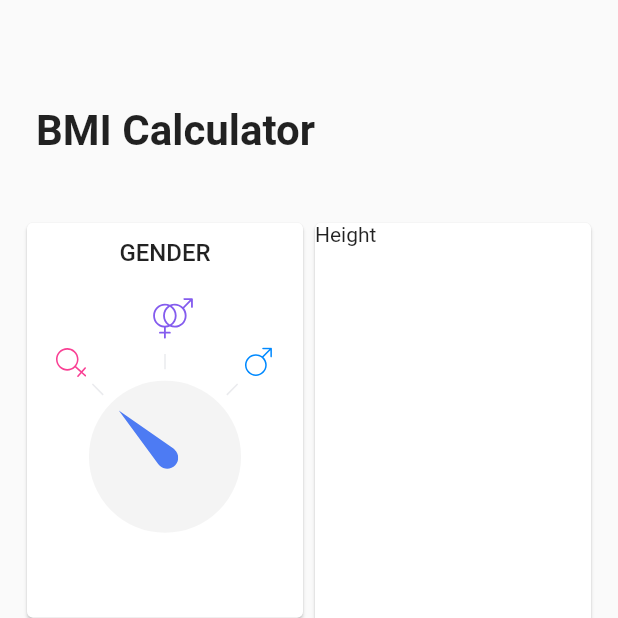
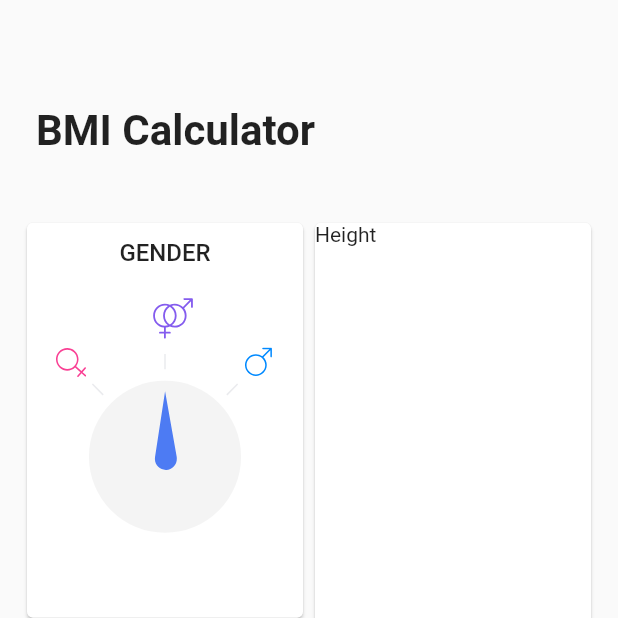
Before and after one commit to SonQBChau/bmi_calculator, a Flutter app: the screen it shows after launch, on a phone screen of 412 x 824 dp, the top half of it. Run offline on Flutter 3.47's test engine with Material 2 defaults, Android fonts, the phone set to English and light mode, and no system bars; our stand-ins replace flutter_svg.

Commit message:
add gesture detector

```diff
--- a/lib/gender_card.dart
+++ b/lib/gender_card.dart
@@ -17,6 +17,14 @@ class GenderCard extends StatefulWidget {
   _GenderCardState createState() => _GenderCardState();
 }
 class _GenderCardState extends State<GenderCard> {
+  Gender selectedGender;
+
+  @override
+  void initState() {
+    selectedGender = widget.initialGender ?? Gender.other; //<--- initialize selected gender
+    super.initState();
+  }
+
   @override
   Widget build(BuildContext context) {
     return Card(
@@ -41,15 +49,18 @@ class _GenderCardState extends State<GenderCard> {
 
 
     Widget _drawMainStack() {
-    return Stack(
+    return Container(
+      width: double.infinity, //<--- Expand stack width
+      child: Stack(
         alignment: Alignment.bottomCenter,
         children: <Widget>[
           _drawCircleIndicator(),
           GenderIconTranslated(gender: Gender.female),
           GenderIconTranslated(gender: Gender.other),
           GenderIconTranslated(gender: Gender.male),
-
+          _drawGestureDetector(), //<--- Add gesutre detector
         ],
+      ),
     );
   }
 
@@ -58,8 +69,16 @@ class _GenderCardState extends State<GenderCard> {
       alignment: Alignment.center,
       children: <Widget>[
         GenderCircle(),
-        GenderArrow(angle: _genderAngles[Gender.female]),
+        GenderArrow(angle: _genderAngles[selectedGender]),//<--- make arrow display current gender
       ],
+    );
+  }
+
+   _drawGestureDetector() {
+    return Positioned.fill(
+      child: TapHandler(
+        onGenderTapped: (gender) => setState(() => selectedGender = gender),
+      ),
     );
   }
 
@@ -195,3 +214,22 @@ class GenderArrow extends StatelessWidget {
     );
   }
 }
+
+
+class TapHandler extends StatelessWidget {
+  final Function(Gender) onGenderTapped;
+
+  const TapHandler({Key key, this.onGenderTapped}) : super(key: key);
+
+  @override
+  Widget build(BuildContext context) {
+    return Row(
+      mainAxisSize: MainAxisSize.max,
+      children: <Widget>[
+        Expanded(child: GestureDetector(onTap: () => onGenderTapped(Gender.female))),
+        Expanded(child: GestureDetector(onTap: () => onGenderTapped(Gender.other))),
+        Expanded(child: GestureDetector(onTap: () => onGenderTapped(Gender.male))),
+      ],
+    );
+  }
+}
```
Lines whose indentation alone changed are shown as unchanged.
